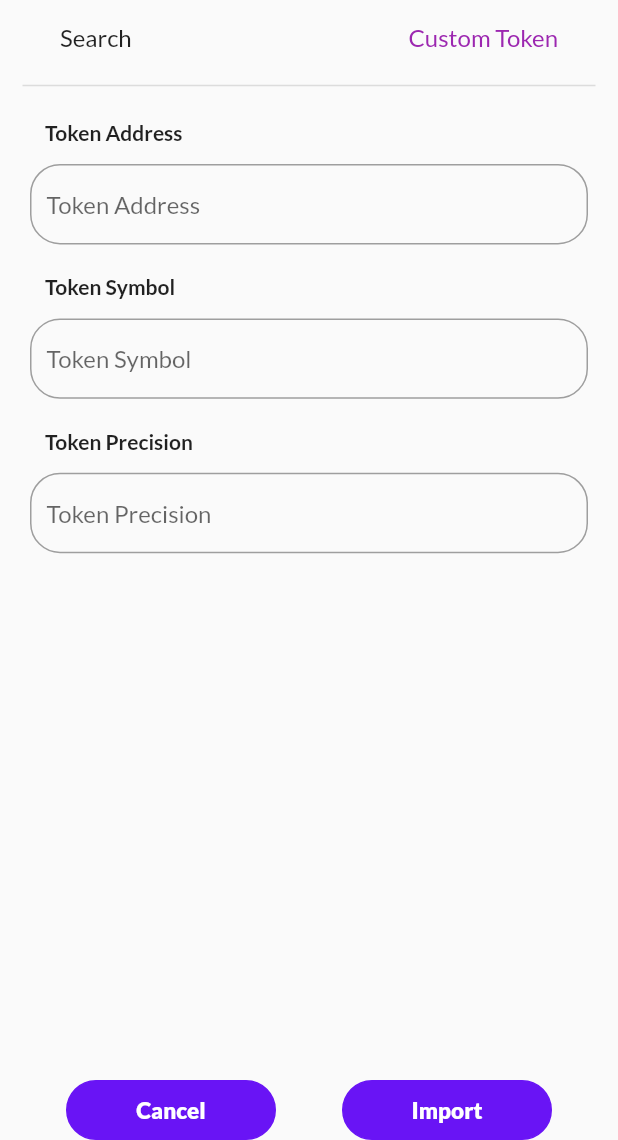
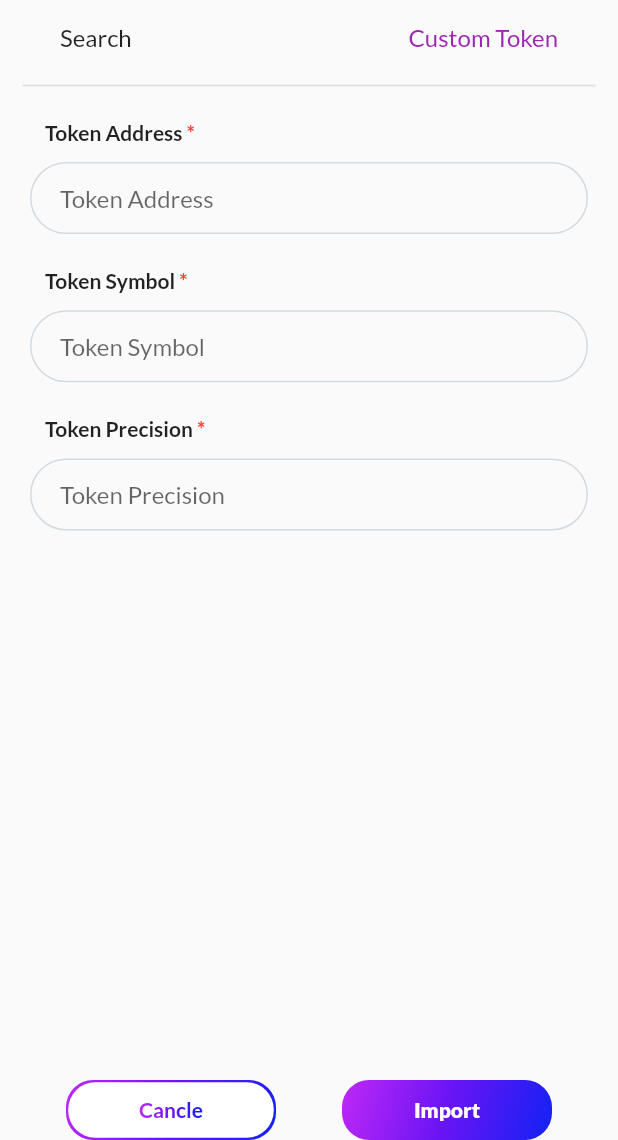
Before and after one commit to Mobioxy/crypto-wallet-app, a Flutter app: the ImportTokenScreen screen opened directly, after a tap on "Custom Token", on a phone screen of 412 x 824 dp, the part 96-1236 px from its top. Run offline on Flutter 3.47's test engine with Material 2 defaults, Android fonts, the phone set to English and light mode, and no system bars; our stand-ins replace flutter_riverpod, google_fonts, loading_indicator.

Commit message:
Remove Data inconstancy

```diff
--- a/lib/common_widgets/cta_button.dart
+++ /dev/null
@@ -1,46 +0,0 @@
-import 'package:crypto_wallet_app/core/colors.dart';
-import 'package:flutter/material.dart';
-
-class CTAButton extends StatelessWidget {
-  final String text;
-  final double width;
-  final double height;
-  final Color textColor;
-  final VoidCallback? onTap;
-
-  const CTAButton({
-    Key? key,
-    required this.text,
-    this.onTap,
-    this.width = 120,
-    this.height = 30.0,
-    this.textColor = Colors.black,
-  }) : super(key: key);
-
-  @override
-  Widget build(BuildContext context) {
-    return GestureDetector(
-      onTap: onTap,
-      child: Container(
-        height: height,
-        width: width,
-        decoration: BoxDecoration(
-          color: secondColor,
-          border: Border.all(color: secondColor),
-          borderRadius: const BorderRadius.all(Radius.circular(20)),
-        ),
-        child: Center(
-          child: Text(
-            text,
-            textAlign: TextAlign.center,
-            style: const TextStyle(
-              fontWeight: FontWeight.w800,
-              color: Colors.white,
-              fontSize: 15,
-            ),
-          ),
-        ),
-      ),
-    );
-  }
-}
--- /dev/null
+++ b/lib/common_widgets/gradient_button.dart
@@ -0,0 +1,49 @@
+import 'package:flutter/material.dart';
+
+class GradientButton extends StatelessWidget {
+  final String title;
+  final double? height;
+  final double? width;
+  final VoidCallback onTap;
+
+  const GradientButton({
+    Key? key,
+    required this.title,
+    required this.onTap,
+    this.height,
+    this.width,
+  }) : super(key: key);
+
+  @override
+  Widget build(BuildContext context) {
+    final mq = MediaQuery.of(context).size;
+
+    return Container(
+      height: height ?? mq.height * 0.06,
+      width: width ?? mq.width * 0.95,
+      decoration: BoxDecoration(
+        borderRadius: BorderRadius.circular(18),
+        gradient: const LinearGradient(
+          begin: Alignment.topLeft,
+          end: Alignment.bottomRight,
+          colors: [
+            Color.fromRGBO(190, 40, 246, 1),
+            Color.fromRGBO(105, 20, 245, 1),
+            Color.fromRGBO(18, 34, 244, 1)
+          ],
+        ),
+      ),
+      alignment: Alignment.center,
+      child: GestureDetector(
+        onTap: onTap,
+        child: Text(
+          title,
+          style: const TextStyle(
+            color: Colors.white,
+            fontWeight: FontWeight.w800,
+          ),
+        ),
+      ),
+    );
+  }
+}
--- /dev/null
+++ b/lib/common_widgets/gradient_button_with_border.dart
@@ -0,0 +1,57 @@
+import 'package:crypto_wallet_app/core/extension.dart';
+import 'package:flutter/material.dart';
+
+class GradientButtonWithBorder extends StatelessWidget {
+  final String title;
+  final double? height;
+  final double? width;
+  final VoidCallback? onTap;
+
+  const GradientButtonWithBorder({
+    Key? key,
+    required this.title,
+    required this.onTap,
+    this.height,
+    this.width,
+  }) : super(key: key);
+
+  @override
+  Widget build(BuildContext context) {
+    final mq = MediaQuery.of(context).size;
+
+    return Container(
+      height: height ?? mq.height * 0.06,
+      width: width ?? mq.width * 0.95,
+      decoration: BoxDecoration(
+        borderRadius: BorderRadius.circular(18),
+        gradient: const LinearGradient(
+          begin: Alignment.topLeft,
+          end: Alignment.bottomRight,
+          colors: [
+            Color.fromRGBO(190, 40, 246, 1),
+            Color.fromRGBO(105, 20, 245, 1),
+            Color.fromRGBO(18, 34, 244, 1)
+          ],
+        ),
+      ),
+      padding: const EdgeInsets.all(1.5),
+      child: GestureDetector(
+        onTap: onTap,
+        child: Container(
+          decoration: BoxDecoration(
+            color: Colors.white,
+            borderRadius: BorderRadius.circular(18),
+          ),
+          alignment: Alignment.center,
+          child: Text(
+            title,
+            style: const TextStyle(
+              fontWeight: FontWeight.w700,
+              color: Colors.purple,
+            ),
+          ).toGradient(),
+        ),
+      ),
+    );
+  }
+}
--- a/lib/common_widgets/text_field_container.dart
+++ b/lib/common_widgets/text_field_container.dart
@@ -7,43 +7,81 @@ Widget textFieldContainer(
   String title,
   TextEditingController controller,
   String hintText,
-  bool obscureText,
-) {
+  bool obscureText, {
+  bool showTitle = true,
+  bool isMandatory = false,
+  Color fillColor = Colors.transparent,
+  double horizontalPadding = 20.0,
+  double verticalPadding = 10.0,
+  Icon? suffixIcon,
+  Icon? prefixIcon,
+}) {
   return Column(
     mainAxisSize: MainAxisSize.min,
     children: [
+      if (showTitle)
         Align(
           alignment: Alignment.centerLeft,
           child: Padding(
-            padding: const EdgeInsets.symmetric(
-              horizontal: 10,
-            ),
-            child: Text(
+            padding: const EdgeInsets.symmetric(horizontal: 10),
+            child: Row(
+              children: [
+                Text(
                   title,
                   style: GoogleFonts.lato(
                     fontWeight: FontWeight.bold,
                   ),
                 ),
-          )),
+                if (isMandatory)
+                  Text(
+                    ' *',
+                    style: GoogleFonts.lato(
+                        fontWeight: FontWeight.bold, color: errorText),
+                  ),
+              ],
+            ),
+          ),
+        ),
+      if (showTitle)
         SizedBox(
-        height: size.height * 0.015,
+          height: size.height * 0.01,
         ),
       Container(
         height: size.height * 0.065,
         alignment: Alignment.center,
-        padding: const EdgeInsets.symmetric(horizontal: 10),
-        decoration: BoxDecoration(
-          border: Border.all(
-            color: Colors.grey,
-          ),
-          borderRadius: BorderRadius.circular(20),
-        ),
         child: TextFormField(
           obscureText: obscureText,
           controller: controller,
           decoration: InputDecoration(
+            filled: true,
+            fillColor: fillColor,
             hintText: hintText,
-            border: InputBorder.none,
+            suffixIcon: suffixIcon,
+            prefixIcon: prefixIcon,
+            contentPadding: EdgeInsets.symmetric(
+              horizontal: horizontalPadding,
+              vertical: verticalPadding,
+            ),
+            border:
+                UnderlineInputBorder(borderRadius: BorderRadius.circular(50)),
+            focusedBorder: OutlineInputBorder(
+              borderSide: const BorderSide(color: Color(0xffD3DAE0)),
+              borderRadius: BorderRadius.circular(50),
+            ),
+            enabledBorder: OutlineInputBorder(
+              borderSide: const BorderSide(color: Color(0xffD3DAE0)),
+              borderRadius: BorderRadius.circular(50),
+            ),
+            focusedErrorBorder: OutlineInputBorder(
+              borderSide: const BorderSide(color: Colors.red),
+              // borderSide: const BorderSide(color: Color(0xffD3DAE0)),
+              borderRadius: BorderRadius.circular(50),
+            ),
+            errorBorder: OutlineInputBorder(
+              borderSide: const BorderSide(color: Colors.red),
+              // borderSide: const BorderSide(color: Color(0xffD3DAE0)),
+              borderRadius: BorderRadius.circular(50),
+            ),
           ),
         ),
       ),
--- a/lib/main.dart
+++ b/lib/main.dart
@@ -1,9 +1,7 @@
 import 'dart:async';
-
 import 'package:crypto_wallet_app/core/routes.dart';
 import 'package:crypto_wallet_app/core/theme.dart';
 import 'package:crypto_wallet_app/screens/authentication%20screens/login_screen.dart';
-import 'package:crypto_wallet_app/screens/import_token/import_token_screen.dart';
 import 'package:flutter/material.dart';
 import 'package:flutter/services.dart';
 import 'package:flutter_riverpod/flutter_riverpod.dart';
--- a/lib/screens/home screens/widgets/importNewAccountSheet.dart
+++ b/lib/screens/home screens/widgets/importNewAccountSheet.dart
@@ -1,4 +1,3 @@
-import 'package:crypto_wallet_app/common_widgets/gradientButton.dart';
 import 'package:crypto_wallet_app/core/colors.dart';
 import 'package:crypto_wallet_app/core/extension.dart';
 import 'package:crypto_wallet_app/screens/home%20screens/widgets/purchaseMethodPage.dart';
--- a/lib/screens/import_token/widgets/custom_token_tab.dart
+++ b/lib/screens/import_token/widgets/custom_token_tab.dart
@@ -1,4 +1,5 @@
-import 'package:crypto_wallet_app/common_widgets/cta_button.dart';
+import 'package:crypto_wallet_app/common_widgets/gradient_button.dart';
+import 'package:crypto_wallet_app/common_widgets/gradient_button_with_border.dart';
 import 'package:crypto_wallet_app/common_widgets/text_field_container.dart';
 import 'package:flutter/material.dart';
 
@@ -58,16 +59,18 @@ class CustomTokenTab extends StatelessWidget {
           ),
           Row(
             mainAxisAlignment: MainAxisAlignment.spaceEvenly,
-            children: const [
-              CTAButton(
-                text: 'Cancel',
+            children: [
+              GradientButtonWithBorder(
+                title: 'Cancle',
                 height: 40,
                 width: 140,
+                onTap: () {},
               ),
-              CTAButton(
-                text: 'Import',
+              GradientButton(
+                title: 'Import',
                 height: 40,
                 width: 140,
+                onTap: () {},
               ),
             ],
           ),
--- a/lib/screens/import_token/widgets/search_tab.dart
+++ b/lib/screens/import_token/widgets/search_tab.dart
@@ -1,4 +1,5 @@
-import 'package:crypto_wallet_app/common_widgets/cta_button.dart';
+import 'package:crypto_wallet_app/common_widgets/gradient_button.dart';
+import 'package:crypto_wallet_app/common_widgets/gradient_button_with_border.dart';
 import 'package:crypto_wallet_app/common_widgets/text_field_container.dart';
 import 'package:crypto_wallet_app/core/colors.dart';
 import 'package:flutter/material.dart';
@@ -31,16 +32,18 @@ class SearchTab extends StatelessWidget {
           ),
           Row(
             mainAxisAlignment: MainAxisAlignment.spaceEvenly,
-            children: const [
-              CTAButton(
-                text: 'Cancel',
+            children: [
+              GradientButtonWithBorder(
+                title: 'Cancle',
                 height: 40,
                 width: 140,
+                onTap: () {},
               ),
-              CTAButton(
-                text: 'Import',
+              GradientButton(
+                title: 'Import',
                 height: 40,
                 width: 140,
+                onTap: () {},
               ),
             ],
           ),
--- a/lib/screens/transaction_send/widgets/send_details_bottom_sheet_widget.dart
+++ b/lib/screens/transaction_send/widgets/send_details_bottom_sheet_widget.dart
@@ -1,4 +1,3 @@
-import 'package:crypto_wallet_app/common_widgets/buttonwithGradientBorder.dart';
 import 'package:crypto_wallet_app/common_widgets/title_value_column_widget.dart';
 import 'package:crypto_wallet_app/core/extension.dart';
 import 'package:flutter/material.dart';
```
Also changed, not shown: lib/common_widgets/buttonwithGradientBorder.dart (deleted, +0 -43 lines), lib/common_widgets/gradientButton.dart (deleted, +0 -29 lines), lib/screens/home screens/home_screen.dart (+19 -30 lines), lib/screens/home screens/widgets/createNewAccountSheet.dart (+3 -9 lines), lib/screens/home screens/widgets/purchaseMethodPage.dart (+4 -5 lines), lib/screens/transaction_send/transaction_send_to_screen.dart (+8 -7 lines), lib/screens/transaction_send/widgets/received_details_bottom_sheet_widget.dart (+3 -4 lines), 1 other file. Lines whose indentation alone changed are shown as unchanged.
